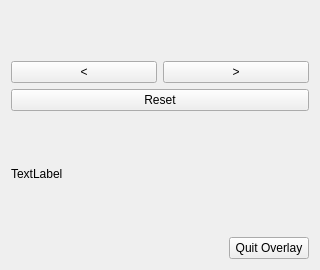
Qt form overlay/src/WheelchairOverlayWidget.ui (henriheimann/rollivr) before a commit.
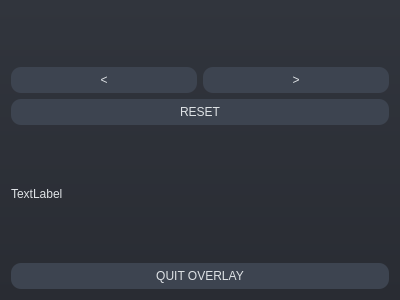
The same form after that commit.

Commit message: Style widget similar to SteamVR

```diff
--- a/overlay/src/WheelchairOverlayWidget.ui
+++ b/overlay/src/WheelchairOverlayWidget.ui
@@ -6,13 +6,36 @@
    <rect>
     <x>0</x>
     <y>0</y>
-    <width>320</width>
-    <height>270</height>
+    <width>400</width>
+    <height>300</height>
    </rect>
   </property>
   <property name="windowTitle">
    <string>Hello World Overlay</string>
   </property>
+  <property name="styleSheet">
+   <string notr="true">QWidget#WheelchairOverlayWidget {
+	background: qlineargradient(x1:0 y1:0, x2:0 y2:1, stop:0 #31353d, stop:1 #292c33);	
+	color: #dee2e5;
+}
+
+QWidget {
+	color: #dee2e5;
+	font: 8pt &quot;Segoe UI&quot;;
+}
+
+QPushButton {
+	border: none;
+	border-radius: 10px;
+	padding: 6px;
+	background-color: #3d4450;
+	font: 63 8pt &quot;Segoe UI Semibold&quot;;
+}
+
+QLabel {
+	color: #dee2e5;
+}</string>
+  </property>
   <layout class="QVBoxLayout" name="verticalLayout_2">
    <item>
     <spacer name="verticalSpacer_2">
@@ -48,7 +71,7 @@
    <item>
     <widget class="QPushButton" name="resetPushButton">
      <property name="text">
-      <string>Reset</string>
+      <string>RESET</string>
      </property>
     </widget>
    </item>
@@ -91,23 +114,10 @@
    </item>
    <item>
     <layout class="QHBoxLayout" name="horizontalLayout">
-     <item>
-      <spacer name="horizontalSpacer">
-       <property name="orientation">
-        <enum>Qt::Horizontal</enum>
-       </property>
-       <property name="sizeHint" stdset="0">
-        <size>
-         <width>40</width>
-         <height>20</height>
-        </size>
-       </property>
-      </spacer>
-     </item>
      <item>
       <widget class="QPushButton" name="quitOverlayPushButton">
        <property name="text">
-        <string>Quit Overlay</string>
+        <string>QUIT OVERLAY</string>
        </property>
       </widget>
      </item>
```
